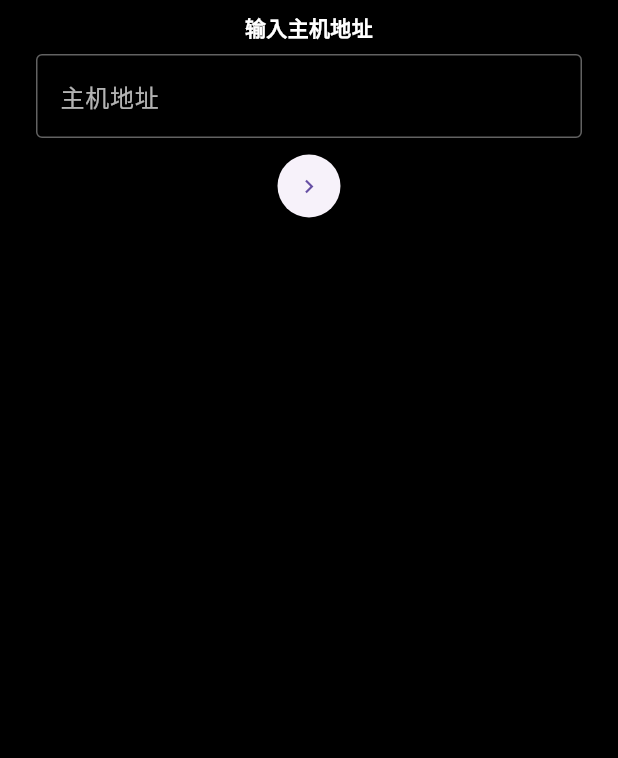
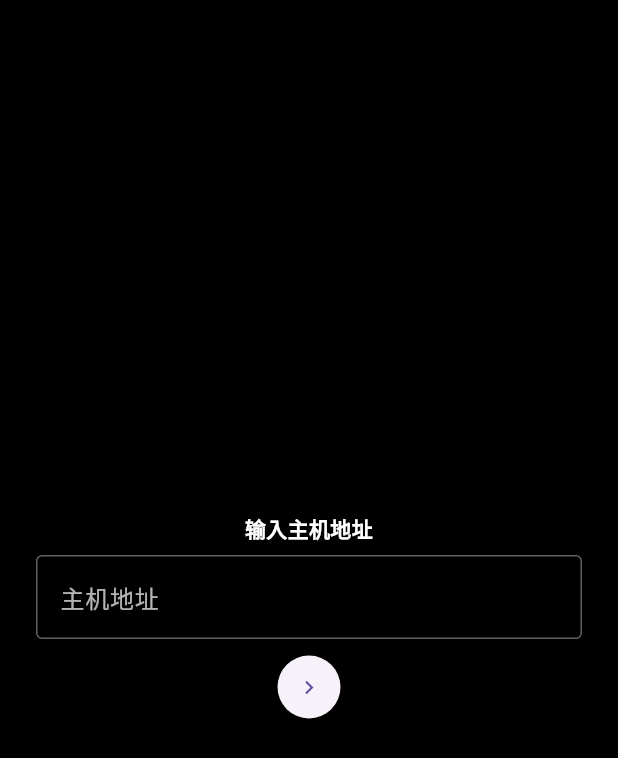
Before and after one commit to NonebotGUI/nonebot-webui-wear, a Flutter app: the screen it shows after launch, after a tap on the "chevron right" icon, on a phone screen of 412 x 824 dp. Shown: the top 758 px of the screen. Run offline on Flutter 3.47's test engine with Material 3 defaults, Android fonts, the phone set to English and light mode, and no system bars; our stand-ins replace marquee, shared_preferences.

Commit message:
🏷️v0.1.4

```diff
--- a/lib/main.dart
+++ b/lib/main.dart
@@ -8,7 +8,7 @@ import 'package:flutter/services.dart' show rootBundle;
 
 void main() async {
   WidgetsFlutterBinding.ensureInitialized();
-  version = '0.1.3';
+  version = '0.1.4';
   debug = false;
   final SharedPreferences prefs = await SharedPreferences.getInstance();
   final String? getHost = prefs.getString('host');
@@ -66,7 +66,7 @@ class _ConfigPageState extends State<ConfigPage> {
   final myController = TextEditingController();
   final portController = TextEditingController();
   final tokenController = TextEditingController();
-  int _selectedProtocol = 0; // 0 for ws, 1 for wss
+  int _selectedProtocol = 0;
   String fileContent = '';
   final RouteObserver<PageRoute> routeObserver = RouteObserver<PageRoute>();
   Future<void> _register() async {
@@ -103,9 +103,15 @@ class _ConfigPageState extends State<ConfigPage> {
     required Widget child,
     bool isLastPage = false,
   }) {
-    return Padding(
+    return LayoutBuilder(
+      builder: (context, constraints) {
+        return SingleChildScrollView(
           padding: const EdgeInsets.all(8.0),
-      child: SingleChildScrollView(
+          child: ConstrainedBox(
+            constraints: BoxConstraints(
+              minHeight: constraints.maxHeight - 16.0,
+            ),
+            child: Center(
               child: Column(
                 mainAxisAlignment: MainAxisAlignment.center,
                 crossAxisAlignment: CrossAxisAlignment.center,
@@ -134,6 +140,9 @@ class _ConfigPageState extends State<ConfigPage> {
                 ],
               ),
             ),
+          ),
+        );
+      },
     );
   }
 
--- a/pubspec.yaml
+++ b/pubspec.yaml
@@ -16,7 +16,7 @@ publish_to: 'none' # Remove this line if you wish to publish to pub.dev
 # https://developer.apple.com/library/archive/documentation/General/Reference/InfoPlistKeyReference/Articles/CoreFoundationKeys.html
 # In Windows, build-name is used as the major, minor, and patch parts
 # of the product and file versions while build-number is used as the build suffix.
-version: 0.1.3
+version: 0.1.4
 
 environment:
   sdk: ^3.9.0
```
Also changed, not shown: 1 other file. Lines whose indentation alone changed are shown as unchanged.
